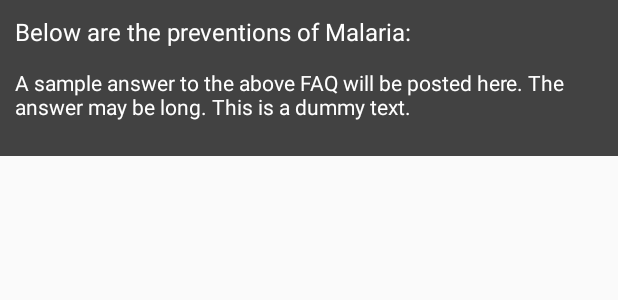
After one commit to HealthITMMUST/nutritiondieterytool, an Android app: the layout single_disease_content.xml on its own in the app's theme, with its tools: preview values and no code run, on a phone screen of 412 x 824 dp. The commit adds this screen. Shown: the top 300 px of the screen. Run offline under Robolectric (Android 15) with nearby library versions, the phone set to English and light mode, and no system bars.

```diff
--- a/app/src/main/res/layout/app_bar_main.xml
+++ b/app/src/main/res/layout/app_bar_main.xml
@@ -22,5 +22,4 @@
 
     <include layout="@layout/content_main" />
 
-
 </androidx.coordinatorlayout.widget.CoordinatorLayout>
--- /dev/null
+++ b/app/src/main/res/layout/single_disease_content.xml
@@ -0,0 +1,28 @@
+<?xml version="1.0" encoding="utf-8"?>
+<LinearLayout xmlns:android="http://schemas.android.com/apk/res/android"
+    xmlns:tools="http://schemas.android.com/tools"
+    android:layout_width="match_parent"
+    android:layout_height="wrap_content"
+    android:background="@color/background800"
+    android:foreground="?attr/selectableItemBackground"
+    android:orientation="vertical"
+    android:padding="10dp"
+    tools:ignore="UnusedAttribute">
+
+    <TextView
+        android:id="@+id/intro"
+        android:layout_width="match_parent"
+        android:layout_height="wrap_content"
+        android:text="Below are the preventions of Malaria: "
+        android:textAppearance="@style/TextAppearance.AppCompat.Subhead"
+        android:textColor="@color/white" />
+
+    <TextView
+        android:id="@+id/content"
+        android:layout_width="match_parent"
+        android:layout_height="wrap_content"
+        android:layout_marginTop="@dimen/_10sdp"
+        android:layout_marginBottom="@dimen/_10sdp"
+        android:text="@string/text_stars"
+        android:textColor="@android:color/white" />
+</LinearLayout>
```
Also changed, not shown: app/src/main/java/studios/sperry/healthpile/activities/SingleDiseaseInfo.java (+18 -0 lines), app/src/main/res/layout/activity_single_disease_info.xml (+8 -2 lines), app/src/main/res/layout/content_main.xml (+8 -3 lines), app/src/main/res/layout/single_disease_sub_title.xml (added, +18 -0 lines).
